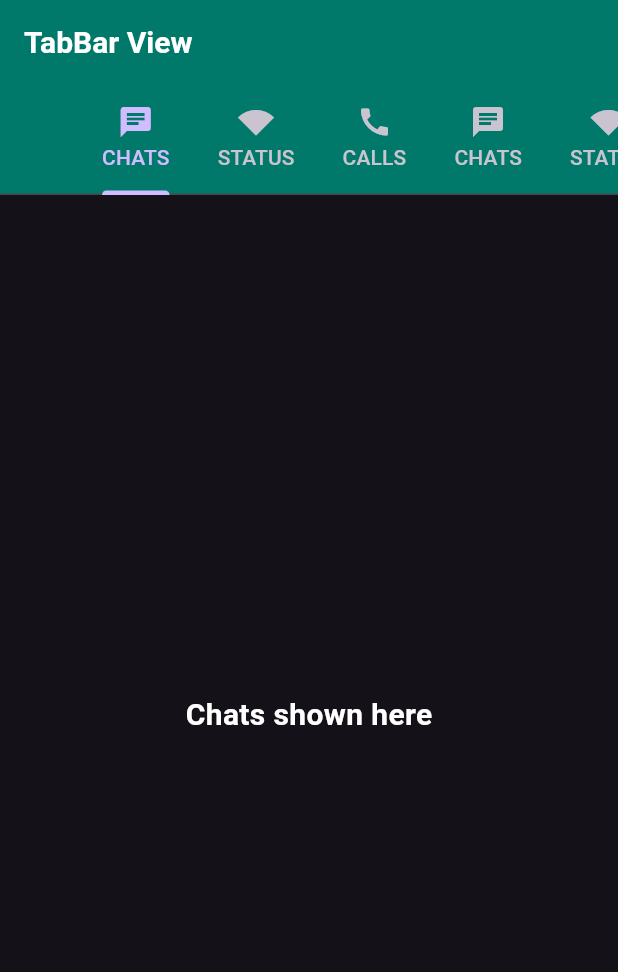
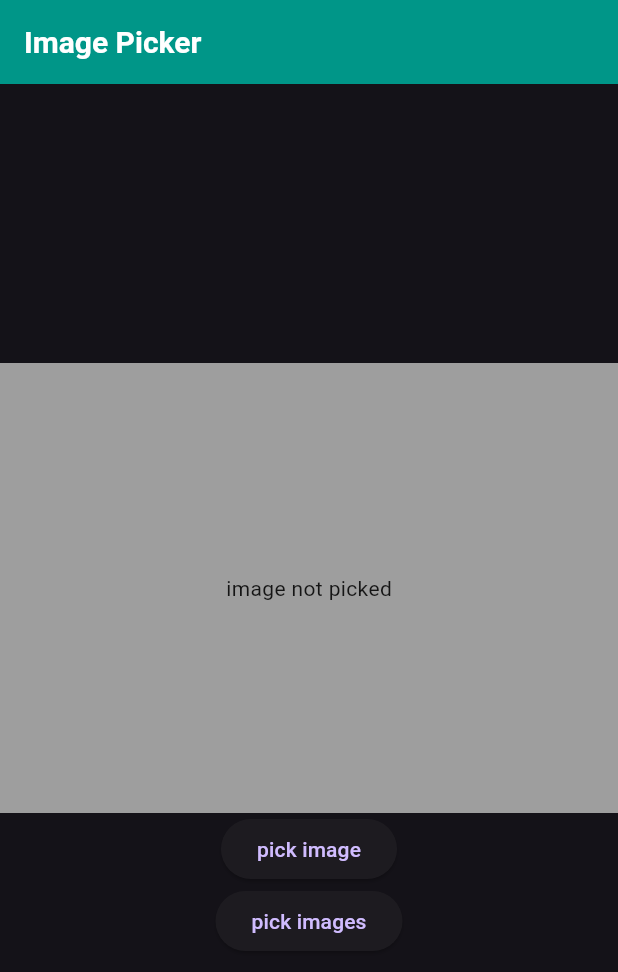
Before and after one commit to anshulkapoor08/quicklearn, a Flutter app: the screen it shows after launch, on a phone screen of 412 x 824 dp. Shown: the top 972 px of the screen. Run offline on Flutter 3.47's test engine with Material 3 defaults, Android fonts, the phone set to English and light mode, and no system bars; our stand-ins replace animated_text_kit, cached_network_image, image_picker.

Commit message:
imagepicker

```diff
--- a/lib/main.dart
+++ b/lib/main.dart
@@ -10,6 +10,7 @@ import 'package:amk/widgets/dropdown.dart';
 import 'package:amk/widgets/format.dart';
 import 'package:amk/widgets/forms.dart';
 import 'package:amk/widgets/image.dart';
+import 'package:amk/widgets/imagepicker.dart';
 import 'package:amk/widgets/list_grid.dart';
 import 'package:amk/widgets/rowscol.dart';
 import 'package:amk/widgets/stack.dart';
@@ -36,7 +37,7 @@ class myApp extends StatelessWidget {
         brightness: Brightness.dark,
         primaryColor: Colors.purpleAccent,
       ),
-      home: const TabBarWidget(),
+      home: const ImagepickerWidget(),
     );
   }
 }
--- /dev/null
+++ b/lib/widgets/imagepicker.dart
@@ -0,0 +1,62 @@
+import 'dart:io';
+
+import 'package:flutter/material.dart';
+import 'package:image_picker/image_picker.dart';
+class ImagepickerWidget extends StatefulWidget {
+  const ImagepickerWidget({super.key});
+
+  @override
+  State<ImagepickerWidget> createState() => _ImagepickerWidgetState();
+}
+
+class _ImagepickerWidgetState extends State<ImagepickerWidget> {
+  ImagePicker _picker = ImagePicker();
+  XFile?file;
+  List<XFile>? files;
+  @override
+  Widget build(BuildContext context) {
+    return Scaffold(
+      appBar: AppBar(
+        backgroundColor: Colors.teal,
+        title: Text('Image Picker', style: TextStyle(
+          fontWeight: FontWeight.bold, fontSize: 20, color: Colors.white,),
+        ),),
+      body: Center(
+        child: Column(
+          mainAxisAlignment: MainAxisAlignment.center,
+          children: [
+            Container(
+              height: 300,
+              width: double.infinity,
+            //  color: Colors.grey.shade200,
+              child: Center(child: file==null? Text('image not picked',style: TextStyle(color: Colors.black87),
+              ): Image.file(File(file!.path),fit: BoxFit.cover,)
+              ),
+              decoration: BoxDecoration(
+                      color: Colors.grey
+              ),
+            ),
+            ElevatedButton(onPressed: () async {
+              final XFile? photo = await _picker.pickImage(source: ImageSource.gallery);
+              setState(() {
+                file = photo;
+              });
+              print('image picked');
+              print(photo!.path);
+                }, child: Text('pick image')),
+            ElevatedButton(onPressed: () async {
+              final List<XFile>? photos = await _picker.pickMultiImage();
+              setState(() {
+                files = photos;
+              });
+              print('image picked');
+              for(int i=0; i<files!.length;i++){
+                print(files![i].path);
+              }
+            }, child: Text('pick images')),
+          ],
+        ),
+      ),
+    );
+  }
+}
--- a/pubspec.yaml
+++ b/pubspec.yaml
@@ -37,6 +37,7 @@ dependencies:
   cupertino_icons: ^1.0.2
   cached_network_image: ^3.3.0
   animated_text_kit: ^4.2.2
+  image_picker: ^1.0.6
 
 dev_dependencies:
   flutter_test:
```
Also changed, not shown: pubspec.lock, 5 other files.
